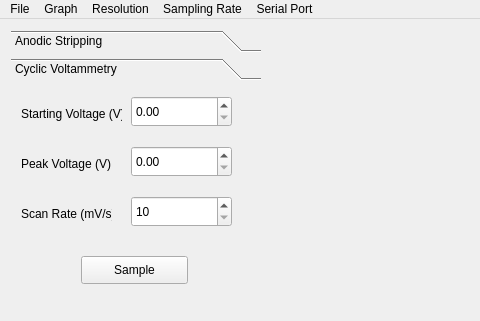
Before: the Qt Designer form mainwindow.ui in UCDiGEM/aldeSens, drawn with Qt 5; both pictures show x 0 to 480 and y 0 to 321 of the 1000 by 654 pixel window.
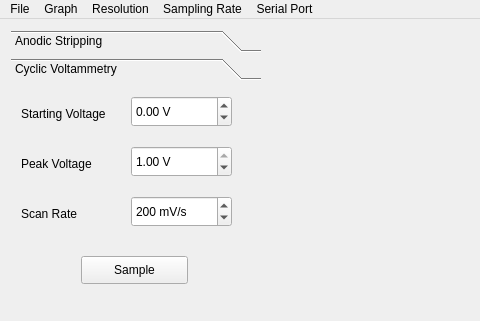
After: the same form once the commit is applied. The open tabs and pages were chosen to show the change. Custom widgets are drawn as their Qt base class.

The edit to the form file:
```diff
--- a/mainwindow.ui
+++ b/mainwindow.ui
@@ -203,7 +203,7 @@
          <x>0</x>
          <y>0</y>
          <width>250</width>
-         <height>417</height>
+         <height>460</height>
         </rect>
        </property>
        <attribute name="label">
@@ -218,6 +218,18 @@
           <height>31</height>
          </rect>
         </property>
+        <property name="suffix">
+         <string> V</string>
+        </property>
+        <property name="minimum">
+         <double>-1.000000000000000</double>
+        </property>
+        <property name="maximum">
+         <double>1.000000000000000</double>
+        </property>
+        <property name="singleStep">
+         <double>0.010000000000000</double>
+        </property>
        </widget>
        <widget class="QLabel" name="label_8">
         <property name="geometry">
@@ -229,7 +241,7 @@
          </rect>
         </property>
         <property name="text">
-         <string>Starting Voltage (V)</string>
+         <string>Starting Voltage</string>
         </property>
        </widget>
        <widget class="QDoubleSpinBox" name="CVpeakVolt">
@@ -241,6 +253,21 @@
           <height>31</height>
          </rect>
         </property>
+        <property name="suffix">
+         <string> V</string>
+        </property>
+        <property name="minimum">
+         <double>-1.000000000000000</double>
+        </property>
+        <property name="maximum">
+         <double>1.000000000000000</double>
+        </property>
+        <property name="singleStep">
+         <double>1.001000000000000</double>
+        </property>
+        <property name="value">
+         <double>1.000000000000000</double>
+        </property>
        </widget>
        <widget class="QLabel" name="label_9">
         <property name="geometry">
@@ -252,7 +279,7 @@
          </rect>
         </property>
         <property name="text">
-         <string>Peak Voltage (V)</string>
+         <string>Peak Voltage</string>
         </property>
        </widget>
        <widget class="QDoubleSpinBox" name="CVscanRate">
@@ -264,6 +291,9 @@
           <height>31</height>
          </rect>
         </property>
+        <property name="suffix">
+         <string> mV/s</string>
+        </property>
         <property name="decimals">
          <number>0</number>
         </property>
@@ -276,6 +306,9 @@
         <property name="singleStep">
          <double>1.000000000000000</double>
         </property>
+        <property name="value">
+         <double>200.000000000000000</double>
+        </property>
        </widget>
        <widget class="QLabel" name="label_10">
         <property name="geometry">
@@ -287,7 +320,7 @@
          </rect>
         </property>
         <property name="text">
-         <string>Scan Rate (mV/s)</string>
+         <string>Scan Rate</string>
         </property>
        </widget>
        <widget class="QPushButton" name="sampButtonCV">
```
Left out of the diff: 67 changed lines with no effect on the pictures.
